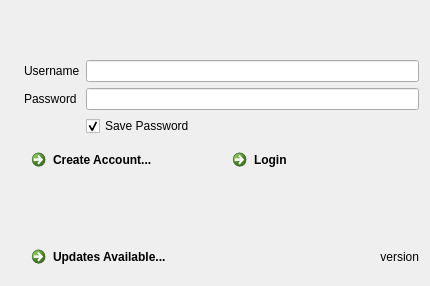
This is ggpo/gui/ui/logindialog.ui in rumbler/pyside2ggpo as Qt 5 draws it before an edit. The edited form follows.
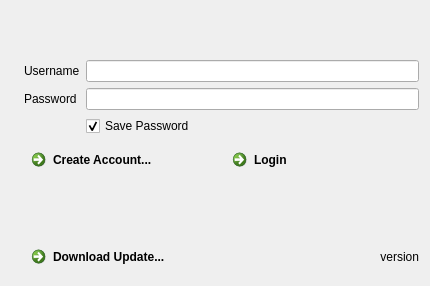
This is the edited form. Icons and pictures are not drawn.

Commit message: change login dialog update download

```diff
--- a/ggpo/gui/ui/logindialog.ui
+++ b/ggpo/gui/ui/logindialog.ui
@@ -153,7 +153,7 @@
           </sizepolicy>
          </property>
          <property name="text">
-          <string>Updates Available...</string>
+          <string>Download Update...</string>
          </property>
         </widget>
        </item>
```
The commit also changes 3 other files.
